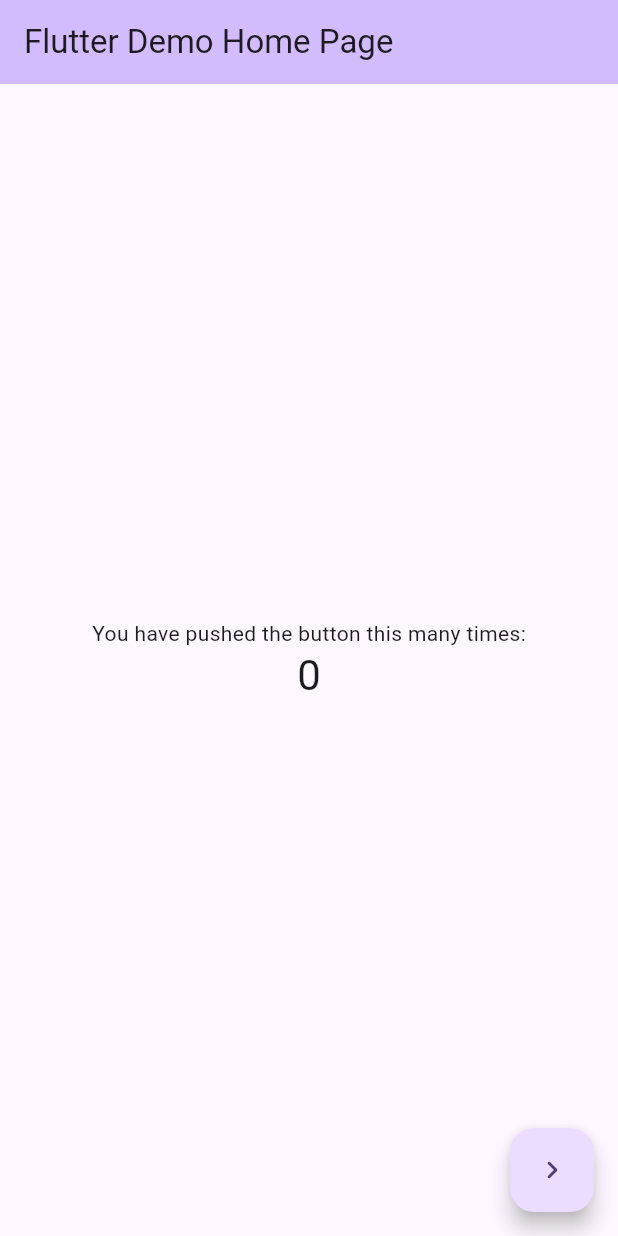
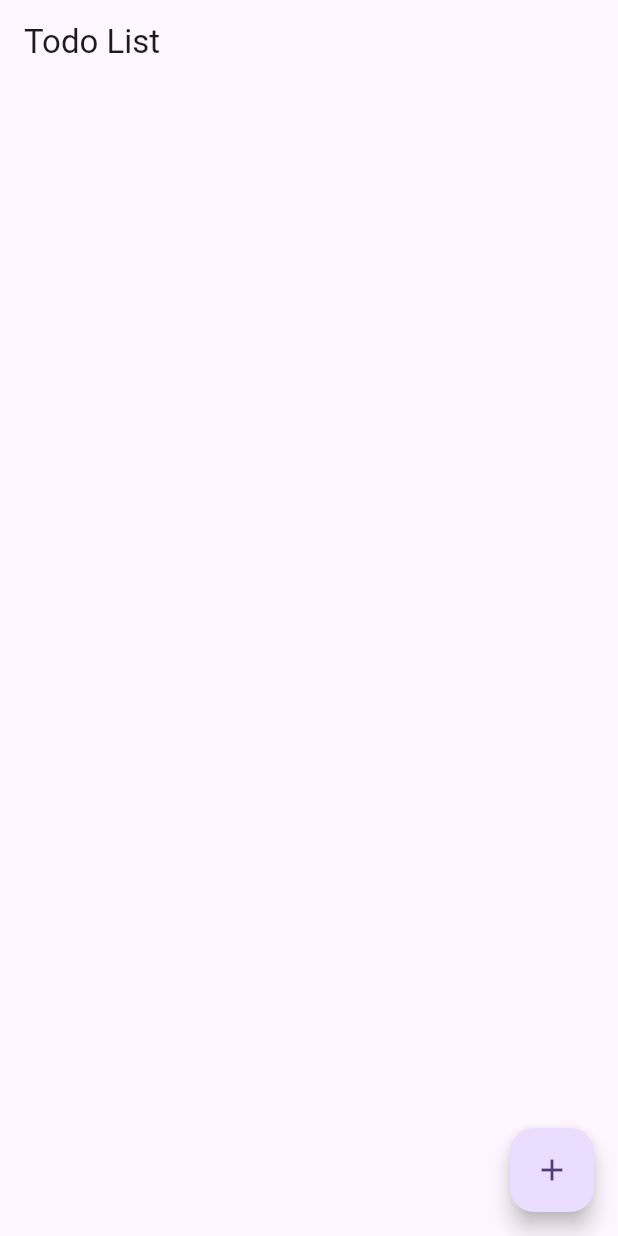
Before and after one commit to Ankit-Dhattarwal/flutter_bloc_deep_dive, a Flutter app: the screen it shows after launch, on a phone screen of 412 x 824 dp. Run offline on Flutter 3.47's test engine with Material 3 defaults, Android fonts, the phone set to English and light mode, and no system bars; our stand-ins replace flutter_bloc.

Commit message:
create a basic setup for todo with cubit

```diff
--- a/lib/main.dart
+++ b/lib/main.dart
@@ -1,8 +1,8 @@
 import 'package:flutter/material.dart';
 import 'package:flutter_bloc/flutter_bloc.dart';
-import 'package:flutter_deep_dive_bloc_with_project/bloc/counter_bloc.dart';
-import 'package:flutter_deep_dive_bloc_with_project/cubit/counter_cubit.dart';
-import 'package:flutter_deep_dive_bloc_with_project/cubit/inc_dec_page.dart';
+import 'package:flutter_deep_dive_bloc_with_project/todo/add_todos.dart';
+import 'package:flutter_deep_dive_bloc_with_project/todo/todo_cubits/todo_cubits.dart';
+import 'package:flutter_deep_dive_bloc_with_project/todo/todo_list.dart';
 
 void main() {
   runApp(const MyApp());
@@ -13,76 +13,20 @@
 
   @override
   Widget build(BuildContext context) {
-    return MultiBlocProvider(
-
-      providers: [
-        BlocProvider(
-        create: (_) => CounterCubit(),
-        ),
-        BlocProvider(
-          create: (_) => CounterBloc(),
-        ),
-      ],
+    return BlocProvider(
+      create: (BuildContext context) => TodoCubit(),
       child: MaterialApp(
         title: 'Flutter Demo',
         theme: ThemeData(
           colorScheme: ColorScheme.fromSeed(seedColor: Colors.deepPurple),
           useMaterial3: true,
         ),
-        home: const MyHomePage(title: 'Flutter Demo Home Page'),
+        initialRoute: '/',
+        routes: {
+          '/': (_) => const TodoList(),
+          '/add-todo': (_) => const AddTodoPage(),
+        },
       ),
     );
   }
 }
-
-class MyHomePage extends StatelessWidget {
-  const MyHomePage({super.key, required this.title});
-
-  // This widget is the home page of your application. It is stateful, meaning
-  // that it has a State object (defined below) that contains fields that affect
-  // how it looks.
-
-  // This class is the configuration for the state. It holds the values (in this
-  // case the title) provided by the parent (in this case the App widget) and
-  // used by the build method of the State. Fields in a Widget subclass are
-  // always marked "final".
-
-  final String title;
-
-  @override
-  Widget build(BuildContext context) {
-    final counterCubit = BlocProvider.of<CounterCubit>(context);
-    final counterBloc = BlocProvider.of<CounterBloc>(context);
-    return Scaffold(
-      appBar: AppBar(
-        backgroundColor: Theme.of(context).colorScheme.inversePrimary,
-        title: Text(title),
-      ),
-      body: Center(
-        child: Column(
-          mainAxisAlignment: MainAxisAlignment.center,
-          children: <Widget>[
-            const Text(
-              'You have pushed the button this many times:',
-            ),
-            BlocBuilder<CounterBloc, int>(
-                // bloc: counterCubit,
-                builder: (context, counter) {
-                  return Text(
-                    '$counter',
-                    style: Theme.of(context).textTheme.headlineMedium,
-                  );
-                }),
-          ],
-        ),
-      ),
-      floatingActionButton: FloatingActionButton(
-        onPressed: () {
-          Navigator.of(context).push(
-              MaterialPageRoute(builder: (context) => const IncDecPage()));
-        },
-        child: const Icon(Icons.navigate_next_rounded),
-      ), // This trailing comma makes auto-formatting nicer for build methods.
-    );
-  }
-}
--- /dev/null
+++ b/lib/todo/add_todos.dart
@@ -0,0 +1,37 @@
+
+import 'package:flutter/material.dart';
+
+class AddTodoPage extends StatefulWidget {
+  const AddTodoPage({super.key});
+
+  @override
+  State<AddTodoPage> createState() => _AddTodoPageState();
+}
+
+class _AddTodoPageState extends State<AddTodoPage> {
+  final todoTitleController = TextEditingController();
+
+  @override
+  Widget build(BuildContext context) {
+    return Scaffold(
+      appBar: AppBar(
+        title: const Text('Add Todo'),
+      ),
+      body: SingleChildScrollView(
+        child: Column(
+          children: [
+            TextField(
+              controller: todoTitleController,
+              decoration: const InputDecoration(hintText: 'Title'),
+            ),
+            const SizedBox(height: 10),
+            ElevatedButton(
+              onPressed: () {},
+              child: const Text('Add'),
+            ),
+          ],
+        ),
+      ),
+    );
+  }
+}
--- /dev/null
+++ b/lib/todo/todo_cubits/todo_cubits.dart
@@ -0,0 +1,8 @@
+
+
+import 'package:flutter_bloc/flutter_bloc.dart';
+import 'package:flutter_deep_dive_bloc_with_project/todo/todo_models/todo_model.dart';
+
+class TodoCubit extends Cubit<List<Todo>>{
+  TodoCubit(): super([]);
+}
--- /dev/null
+++ b/lib/todo/todo_list.dart
@@ -0,0 +1,39 @@
+import 'package:flutter/material.dart';
+import 'package:flutter_bloc/flutter_bloc.dart';
+import 'package:flutter_deep_dive_bloc_with_project/todo/todo_cubits/todo_cubits.dart';
+import 'package:flutter_deep_dive_bloc_with_project/todo/todo_models/todo_model.dart';
+
+class TodoList extends StatelessWidget {
+  const TodoList({super.key});
+
+  @override
+  Widget build(BuildContext context) {
+    return Scaffold(
+      appBar: AppBar(
+        title: const Text('Todo List'),
+      ),
+       body: BlocBuilder<TodoCubit, List<Todo>>(
+         builder: (BuildContext context, todos) {
+           return ListView.builder(
+             itemCount: todos.length,
+               itemBuilder: (context, index) {
+               final todo = todos[index];
+
+               return ListTile(
+                 title: Text(todo.name),
+                 leading: Text(todo.createAt),
+               );
+               }
+           );
+         },
+       ),
+      floatingActionButton: FloatingActionButton(
+        onPressed: () {
+          Navigator.pushNamed(context, '/add-todo');
+        },
+        tooltip: 'Add Todo',
+        child: const Icon(Icons.add),
+      ),
+    );
+  }
+}
--- /dev/null
+++ b/lib/todo/todo_models/todo_model.dart
@@ -0,0 +1,9 @@
+class Todo{
+  final String name;
+  final String createAt;
+
+  Todo({
+    required this.name,
+    required this.createAt
+  });
+}
```
